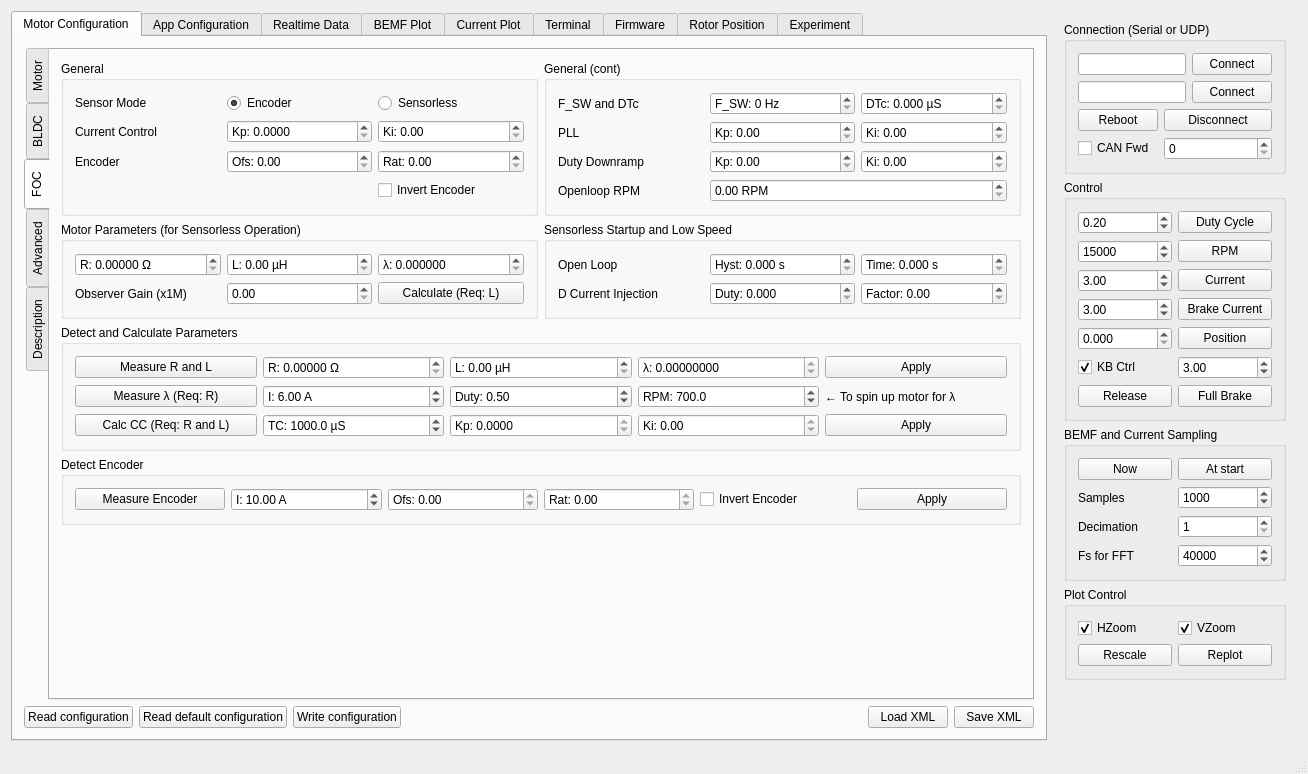
Old version of the form mainwindow.ui in the repository vedderb/bldc-tool.
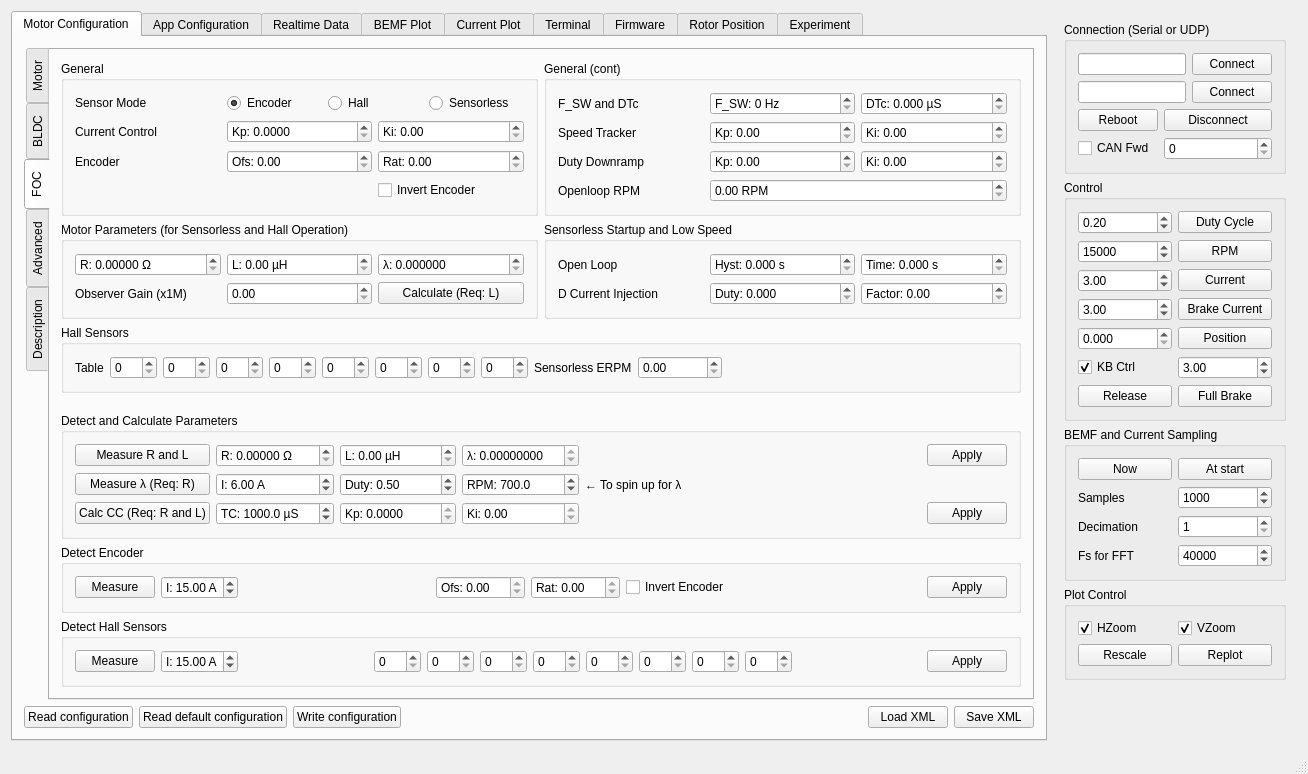
New version of the form. The open tabs and pages were chosen to show the change. Custom widgets are drawn as their Qt base class.

Commit message: FW 2.10 support: Hall sensors for FOC!

```diff
--- a/mainwindow.ui
+++ b/mainwindow.ui
@@ -661,7 +661,7 @@
                    <item>
                     <widget class="QGroupBox" name="groupBox_16">
                      <property name="title">
-                      <string>Commutation mode</string>
+                      <string>Commutation Mode</string>
                      </property>
                      <property name="checkable">
                       <bool>false</bool>
@@ -846,7 +846,7 @@
               <item>
                <widget class="QGroupBox" name="groupBox_12">
                 <property name="title">
-                 <string>Hall sensors</string>
+                 <string>Hall Sensors</string>
                 </property>
                 <layout class="QVBoxLayout" name="verticalLayout_20">
                  <item>
@@ -1150,6 +1150,16 @@
                    <string>General</string>
                   </property>
                   <layout class="QGridLayout" name="gridLayout_39">
+                   <item row="4" column="3">
+                    <widget class="QDoubleSpinBox" name="mcconfFocEncoderRatioBox">
+                     <property name="prefix">
+                      <string>Rat: </string>
+                     </property>
+                     <property name="maximum">
+                      <double>500.000000000000000</double>
+                     </property>
+                    </widget>
+                   </item>
                    <item row="2" column="0">
                     <widget class="QLabel" name="label_89">
                      <property name="text">
@@ -1157,7 +1167,7 @@
                      </property>
                     </widget>
                    </item>
-                   <item row="2" column="1">
+                   <item row="2" column="2">
                     <widget class="QDoubleSpinBox" name="mcconfFocCurrKpBox">
                      <property name="prefix">
                       <string>Kp: </string>
@@ -1173,7 +1183,7 @@
                      </property>
                     </widget>
                    </item>
-                   <item row="2" column="2">
+                   <item row="2" column="3">
                     <widget class="QDoubleSpinBox" name="mcconfFocCurrKiBox">
                      <property name="prefix">
                       <string>Ki: </string>
@@ -1190,7 +1200,7 @@
                      </property>
                     </widget>
                    </item>
-                   <item row="4" column="1">
+                   <item row="4" column="2">
                     <widget class="QDoubleSpinBox" name="mcconfFocEncoderOffsetBox">
                      <property name="prefix">
                       <string>Ofs: </string>
@@ -1200,13 +1210,6 @@
                      </property>
                     </widget>
                    </item>
-                   <item row="0" column="2">
-                    <widget class="QRadioButton" name="mcconfFocModeSensorlessButton">
-                     <property name="text">
-                      <string>Sensorless</string>
-                     </property>
-                    </widget>
-                   </item>
                    <item row="0" column="0">
                     <widget class="QLabel" name="label_101">
                      <property name="text">
@@ -1214,33 +1217,41 @@
                      </property>
                     </widget>
                    </item>
-                   <item row="0" column="1">
-                    <widget class="QRadioButton" name="mcconfFocModeEncoderButton">
-                     <property name="text">
-                      <string>Encoder</string>
-                     </property>
-                     <property name="checked">
-                      <bool>true</bool>
-                     </property>
-                    </widget>
-                   </item>
-                   <item row="4" column="2">
-                    <widget class="QDoubleSpinBox" name="mcconfFocEncoderRatioBox">
-                     <property name="prefix">
-                      <string>Rat: </string>
-                     </property>
-                     <property name="maximum">
-                      <double>500.000000000000000</double>
-                     </property>
-                    </widget>
-                   </item>
-                   <item row="5" column="2">
+                   <item row="5" column="3">
                     <widget class="QCheckBox" name="mcconfFocEncoderInvertedBox">
                      <property name="text">
                       <string>Invert Encoder</string>
                      </property>
                     </widget>
                    </item>
+                   <item row="0" column="2" colspan="2">
+                    <layout class="QHBoxLayout" name="horizontalLayout_26">
+                     <item>
+                      <widget class="QRadioButton" name="mcconfFocModeEncoderButton">
+                       <property name="text">
+                        <string>Encoder</string>
+                       </property>
+                       <property name="checked">
+                        <bool>true</bool>
+                       </property>
+                      </widget>
+                     </item>
+                     <item>
+                      <widget class="QRadioButton" name="mcconfFocModeHallButton">
+                       <property name="text">
+                        <string>Hall</string>
+                       </property>
+                      </widget>
+                     </item>
+                     <item>
+                      <widget class="QRadioButton" name="mcconfFocModeSensorlessButton">
+                       <property name="text">
+                        <string>Sensorless</string>
+                       </property>
+                      </widget>
+                     </item>
+                    </layout>
+                   </item>
                   </layout>
                  </widget>
                 </item>
@@ -1303,7 +1314,7 @@
                    <item row="5" column="0">
                     <widget class="QLabel" name="label_90">
                      <property name="text">
-                      <string>PLL</string>
+                      <string>Speed Tracker</string>
                      </property>
                     </widget>
                    </item>
@@ -1390,7 +1401,7 @@
                 <item row="1" column="0">
                  <widget class="QGroupBox" name="groupBox_40">
                   <property name="title">
-                   <string>Motor Parameters (for Sensorless Operation)</string>
+                   <string>Motor Parameters (for Sensorless and Hall Operation)</string>
                   </property>
                   <layout class="QGridLayout" name="gridLayout_41">
                    <item row="4" column="1">
@@ -1570,12 +1581,148 @@
                   </layout>
                  </widget>
                 </item>
-                <item row="2" column="0" colspan="2">
+               </layout>
+              </item>
+              <item>
+               <widget class="QGroupBox" name="groupBox_46">
+                <property name="title">
+                 <string>Hall Sensors</string>
+                </property>
+                <layout class="QHBoxLayout" name="horizontalLayout_45">
+                 <item>
+                  <widget class="QLabel" name="label_95">
+                   <property name="text">
+                    <string>Table</string>
+                   </property>
+                  </widget>
+                 </item>
+                 <item>
+                  <widget class="QSpinBox" name="mcconfFocHallTab0Box">
+                   <property name="maximum">
+                    <number>255</number>
+                   </property>
+                  </widget>
+                 </item>
+                 <item>
+                  <widget class="QSpinBox" name="mcconfFocHallTab1Box">
+                   <property name="maximum">
+                    <number>255</number>
+                   </property>
+                  </widget>
+                 </item>
+                 <item>
+                  <widget class="QSpinBox" name="mcconfFocHallTab2Box">
+                   <property name="maximum">
+                    <number>255</number>
+                   </property>
+                  </widget>
+                 </item>
+                 <item>
+                  <widget class="QSpinBox" name="mcconfFocHallTab3Box">
+                   <property name="maximum">
+                    <number>255</number>
+                   </property>
+                  </widget>
+                 </item>
+                 <item>
+                  <widget class="QSpinBox" name="mcconfFocHallTab4Box">
+                   <property name="maximum">
+                    <number>255</number>
+                   </property>
+                  </widget>
+                 </item>
+                 <item>
+                  <widget class="QSpinBox" name="mcconfFocHallTab5Box">
+                   <property name="maximum">
+                    <number>255</number>
+                   </property>
+                  </widget>
+                 </item>
+                 <item>
+                  <widget class="QSpinBox" name="mcconfFocHallTab6Box">
+                   <property name="maximum">
+                    <number>255</number>
+                   </property>
+                  </widget>
+                 </item>
+                 <item>
+                  <widget class="QSpinBox" name="mcconfFocHallTab7Box">
+                   <property name="maximum">
+                    <number>255</number>
+                   </property>
+                  </widget>
+                 </item>
+                 <item>
+                  <widget class="QLabel" name="label_96">
+                   <property name="text">
+                    <string>Sensorless ERPM</string>
+                   </property>
+                  </widget>
+                 </item>
+                 <item>
+                  <widget class="QDoubleSpinBox" name="mcconfFocHallErpmBox">
+                   <property name="toolTip">
+                    <string>&lt;html&gt;&lt;head/&gt;&lt;body&gt;&lt;p&gt;ERPM above which the hall sensors will be ignored and only the observer is used.&lt;/p&gt;&lt;/body&gt;&lt;/html&gt;</string>
+                   </property>
+                   <property name="maximum">
+                    <double>200000.000000000000000</double>
+                   </property>
+                   <property name="singleStep">
+                    <double>10.000000000000000</double>
+                   </property>
+                  </widget>
+                 </item>
+                 <item>
+                  <spacer name="horizontalSpacer_23">
+                   <property name="orientation">
+                    <enum>Qt::Horizontal</enum>
+                   </property>
+                   <property name="sizeHint" stdset="0">
+                    <size>
+                     <width>40</width>
+                     <height>20</height>
+                    </size>
+                   </property>
+                  </spacer>
+                 </item>
+                </layout>
+               </widget>
+              </item>
+              <item>
+               <spacer name="verticalSpacer_17">
+                <property name="orientation">
+                 <enum>Qt::Vertical</enum>
+                </property>
+                <property name="sizeType">
+                 <enum>QSizePolicy::Expanding</enum>
+                </property>
+                <property name="sizeHint" stdset="0">
+                 <size>
+                  <width>20</width>
+                  <height>20</height>
+                 </size>
+                </property>
+               </spacer>
+              </item>
+              <item>
                  <widget class="QGroupBox" name="groupBox_44">
                   <property name="title">
                    <string>Detect and Calculate Parameters</string>
                   </property>
                   <layout class="QGridLayout" name="gridLayout_45">
+                 <item row="0" column="4">
+                  <spacer name="horizontalSpacer_29">
+                   <property name="orientation">
+                    <enum>Qt::Horizontal</enum>
+                   </property>
+                   <property name="sizeHint" stdset="0">
+                    <size>
+                     <width>40</width>
+                     <height>20</height>
+                    </size>
+                   </property>
+                  </spacer>
+                 </item>
                    <item row="3" column="1">
                     <widget class="QDoubleSpinBox" name="mcconfFocCalcCCTcBox">
                      <property name="prefix">
@@ -1598,66 +1745,6 @@
                      </property>
                     </widget>
                    </item>
-                   <item row="2" column="2">
-                    <widget class="QDoubleSpinBox" name="mcconfFocDetectDutyBox">
-                     <property name="toolTip">
-                      <string>For measuring flux linkage:  Duty cycle to measure flux linkage at.</string>
-                     </property>
-                     <property name="prefix">
-                      <string>Duty: </string>
-                     </property>
-                     <property name="maximum">
-                      <double>1.000000000000000</double>
-                     </property>
-                     <property name="singleStep">
-                      <double>0.010000000000000</double>
-                     </property>
-                     <property name="value">
-                      <double>0.500000000000000</double>
-                     </property>
-                    </widget>
-                   </item>
-                   <item row="2" column="1">
-                    <widget class="QDoubleSpinBox" name="mcconfFocDetectCurrentBox">
-                     <property name="toolTip">
-                      <string>For measuring flux linkage:  The current to use.</string>
-                     </property>
-                     <property name="prefix">
-                      <string>I: </string>
-                     </property>
-                     <property name="suffix">
-                      <string> A</string>
-                     </property>
-                     <property name="maximum">
-                      <double>150.000000000000000</double>
-                     </property>
-                     <property name="value">
-                      <double>6.000000000000000</double>
-                     </property>
-                    </widget>
-                   </item>
-                   <item row="2" column="3">
-                    <widget class="QDoubleSpinBox" name="mcconfFocDetectMinRpmBox">
-                     <property name="toolTip">
-                      <string>For measuring flux linkage: The minimum RPM to start the motor with.</string>
-                     </property>
-                     <property name="prefix">
-                      <string>RPM: </string>
-                     </property>
-                     <property name="decimals">
-                      <number>1</number>
-                     </property>
-                     <property name="maximum">
-                      <double>10000.000000000000000</double>
-                     </property>
-                     <property name="singleStep">
-                      <double>10.000000000000000</double>
-                     </property>
-                     <property name="value">
-                      <double>700.000000000000000</double>
-                     </property>
-                    </widget>
-                   </item>
                    <item row="2" column="0">
                     <widget class="QPushButton" name="mcconfFocMeasureLinkageButton">
                      <property name="toolTip">
@@ -1710,6 +1797,13 @@
                      </property>
                     </widget>
                    </item>
+                 <item row="0" column="5">
+                  <widget class="QPushButton" name="mcconfFocApplyRLLambdaButton">
+                   <property name="text">
+                    <string>Apply</string>
+                   </property>
+                  </widget>
+                 </item>
                    <item row="3" column="0">
                     <widget class="QPushButton" name="mcconfFocCalcCCButton">
                      <property name="toolTip">
@@ -1720,42 +1814,35 @@
                      </property>
                     </widget>
                    </item>
-                   <item row="0" column="3">
-                    <widget class="QDoubleSpinBox" name="mcconfFocDetectLinkageBox">
-                     <property name="readOnly">
-                      <bool>true</bool>
-                     </property>
-                     <property name="prefix">
-                      <string>λ: </string>
-                     </property>
-                     <property name="decimals">
-                      <number>8</number>
-                     </property>
-                     <property name="maximum">
-                      <double>100.000000000000000</double>
-                     </property>
-                     <property name="singleStep">
-                      <double>0.000100000000000</double>
-                     </property>
-                     <property name="value">
-                      <double>0.000000000000000</double>
-                     </property>
-                    </widget>
-                   </item>
-                   <item row="0" column="4">
-                    <widget class="QPushButton" name="mcconfFocApplyRLLambdaButton">
-                     <property name="text">
-                      <string>Apply</string>
-                     </property>
-                    </widget>
-                   </item>
-                   <item row="3" column="4">
+                 <item row="3" column="5">
                     <widget class="QPushButton" name="mcconfFocCalcCCApplyButton">
                      <property name="text">
                       <string>Apply</string>
                      </property>
                     </widget>
                    </item>
+                 <item row="0" column="3">
+                  <widget class="QDoubleSpinBox" name="mcconfFocDetectLinkageBox">
+                   <property name="readOnly">
+                    <bool>true</bool>
+                   </property>
+                   <property name="prefix">
+                    <string>λ: </string>
+                   </property>
+                   <property name="decimals">
+                    <number>8</number>
+                   </property>
+                   <property name="maximum">
+                    <double>100.000000000000000</double>
+                   </property>
+                   <property name="singleStep">
+                    <double>0.000100000000000</double>
+                   </property>
+                   <property name="value">
+                    <double>0.000000000000000</double>
+                   </property>
+                  </widget>
+                 </item>
                    <item row="3" column="3">
                     <widget class="QDoubleSpinBox" name="mcconfFocCalcKiBox">
                      <property name="readOnly">
@@ -1769,13 +1856,6 @@
                      </property>
                     </widget>
                    </item>
-                   <item row="2" column="4">
-                    <widget class="QLabel" name="label_93">
-                     <property name="text">
-                      <string>← To spin up motor for λ</string>
-                     </property>
-                    </widget>
-                   </item>
                    <item row="3" column="2">
                     <widget class="QDoubleSpinBox" name="mcconfFocCalcKpBox">
                      <property name="readOnly">
@@ -1795,10 +1875,77 @@
                      </property>
                     </widget>
                    </item>
+                 <item row="2" column="1">
+                  <widget class="QDoubleSpinBox" name="mcconfFocDetectCurrentBox">
+                   <property name="toolTip">
+                    <string>For measuring flux linkage:  The current to use.</string>
+                   </property>
+                   <property name="prefix">
+                    <string>I: </string>
+                   </property>
+                   <property name="suffix">
+                    <string> A</string>
+                   </property>
+                   <property name="maximum">
+                    <double>150.000000000000000</double>
+                   </property>
+                   <property name="value">
+                    <double>6.000000000000000</double>
+                   </property>
+                  </widget>
+                 </item>
+                 <item row="2" column="4">
+                  <widget class="QLabel" name="label_93">
+                   <property name="text">
+                    <string>← To spin up for λ</string>
+                   </property>
+                  </widget>
+                 </item>
+                 <item row="2" column="2">
+                  <widget class="QDoubleSpinBox" name="mcconfFocDetectDutyBox">
+                   <property name="toolTip">
+                    <string>For measuring flux linkage:  Duty cycle to measure flux linkage at.</string>
+                   </property>
+                   <property name="prefix">
+                    <string>Duty: </string>
+                   </property>
+                   <property name="maximum">
+                    <double>1.000000000000000</double>
+                   </property>
+                   <property name="singleStep">
+                    <double>0.010000000000000</double>
+                   </property>
+                   <property name="value">
+                    <double>0.500000000000000</double>
+                   </property>
+                  </widget>
+                 </item>
+                 <item row="2" column="3">
+                  <widget class="QDoubleSpinBox" name="mcconfFocDetectMinRpmBox">
+                   <property name="toolTip">
+                    <string>For measuring flux linkage: The minimum RPM to start the motor with.</string>
+                   </property>
+                   <property name="prefix">
+                    <string>RPM: </string>
+                   </property>
+                   <property name="decimals">
+                    <number>1</number>
+                   </property>
+                   <property name="maximum">
+                    <double>10000.000000000000000</double>
+                   </property>
+                   <property name="singleStep">
+                    <double>10.000000000000000</double>
+                   </property>
+                   <property name="value">
+                    <double>700.000000000000000</double>
+                   </property>
+                  </widget>
+                 </item>
                   </layout>
                  </widget>
                 </item>
-                <item row="3" column="0" colspan="2">
+              <item>
                  <widget class="QGroupBox" name="groupBox_42">
                   <property name="title">
                    <string>Detect Encoder</string>
@@ -1810,7 +1957,7 @@
                       <string>&lt;html&gt;&lt;head/&gt;&lt;body&gt;&lt;p&gt;Run the motor slowly in open loop using the selected current and try to figure out the encoder offset and ratio, and whether the encoder is inverted.&lt;/p&gt;&lt;/body&gt;&lt;/html&gt;</string>
                      </property>
                      <property name="text">
-                      <string>Measure Encoder</string>
+                    <string>Measure</string>
                      </property>
                     </widget>
                    </item>
@@ -1823,10 +1970,23 @@
                       <string> A</string>
                      </property>
                      <property name="value">
-                      <double>10.000000000000000</double>
+                    <double>15.000000000000000</double>
                      </property>
                     </widget>
                    </item>
+                 <item>
+                  <spacer name="horizontalSpacer_26">
+                   <property name="orientation">
+                    <enum>Qt::Horizontal</enum>
+                   </property>
+                   <property name="sizeHint" stdset="0">
+                    <size>
+                     <width>40</width>
+                     <height>20</height>
+                    </size>
+                   </property>
+                  </spacer>
+                 </item>
                    <item>
                     <widget class="QDoubleSpinBox" name="mcconfFocMeasureEncoderOffsetBox">
                      <property name="readOnly">
@@ -1860,6 +2020,19 @@
                      </property>
                     </widget>
                    </item>
+                 <item>
+                  <spacer name="horizontalSpacer_27">
+                   <property name="orientation">
+                    <enum>Qt::Horizontal</enum>
+                   </property>
+                   <property name="sizeHint" stdset="0">
+                    <size>
+                     <width>40</width>
+                     <height>20</height>
+                    </size>
+                   </property>
+                  </spacer>
+                 </item>
                    <item>
                     <widget class="QPushButton" name="mcconfFocMeasureEncoderApplyButton">
                      <property name="text">
@@ -1870,23 +2043,123 @@
                   </layout>
                  </widget>
                 </item>
-               </layout>
-              </item>
-              <item>
-               <spacer name="verticalSpacer_17">
-                <property name="orientation">
-                 <enum>Qt::Vertical</enum>
-                </property>
-                <property name="sizeType">
-                 <enum>QSizePolicy::Expanding</enum>
-                </property>
-                <property name="sizeHint" stdset="0">
-                 <size>
-                  <width>20</width>
-                  <height>20</height>
-                 </size>
-                </property>
-               </spacer>
+              <item>
+               <widget class="QGroupBox" name="groupBox_45">
+                <property name="title">
+                 <string>Detect Hall Sensors</string>
+                </property>
+                <layout class="QHBoxLayout" name="horizontalLayout_38">
+                 <item>
+                  <widget class="QPushButton" name="mcconfFocMeasureHallButton">
+                   <property name="text">
+                    <string>Measure</string>
+                   </property>
+                  </widget>
+                 </item>
+                 <item>
+                  <widget class="QDoubleSpinBox" name="mcconfFocMeasureHallCurrentBox">
+                   <property name="prefix">
+                    <string>I: </string>
+                   </property>
+                   <property name="suffix">
+                    <string> A</string>
+                   </property>
+                   <property name="value">
+                    <double>15.000000000000000</double>
+                   </property>
+                  </widget>
+                 </item>
+                 <item>
+                  <spacer name="horizontalSpacer_25">
+                   <property name="orientation">
+                    <enum>Qt::Horizontal</enum>
+                   </property>
+                   <property name="sizeHint" stdset="0">
+                    <size>
+                     <width>40</width>
+                     <height>20</height>
+                    </size>
+                   </property>
+                  </spacer>
+                 </item>
+                 <item>
+                  <widget class="QSpinBox" name="mcconfFocMeasureHallTab0Box">
+                   <property name="maximum">
+                    <number>255</number>
+                   </property>
+                  </widget>
+                 </item>
+                 <item>
+                  <widget class="QSpinBox" name="mcconfFocMeasureHallTab1Box">
+                   <property name="maximum">
+                    <number>255</number>
+                   </property>
+                  </widget>
+                 </item>
+                 <item>
+                  <widget class="QSpinBox" name="mcconfFocMeasureHallTab2Box">
+                   <property name="maximum">
+                    <number>255</number>
+                   </property>
+                  </widget>
+                 </item>
+                 <item>
+                  <widget class="QSpinBox" name="mcconfFocMeasureHallTab3Box">
+                   <property name="maximum">
+                    <number>255</number>
+                   </property>
+                  </widget>
+                 </item>
+                 <item>
+                  <widget class="QSpinBox" name="mcconfFocMeasureHallTab4Box">
+                   <property name="maximum">
+                    <number>255</number>
+                   </property>
+                  </widget>
+                 </item>
+                 <item>
+                  <widget class="QSpinBox" name="mcconfFocMeasureHallTab5Box">
+                   <property name="maximum">
+                    <number>255</number>
+                   </property>
+                  </widget>
+                 </item>
+                 <item>
+                  <widget class="QSpinBox" name="mcconfFocMeasureHallTab6Box">
+                   <property name="maximum">
+                    <number>255</number>
+                   </property>
+                  </widget>
+                 </item>
+                 <item>
+                  <widget class="QSpinBox" name="mcconfFocMeasureHallTab7Box">
+                   <property name="maximum">
+                    <number>255</number>
+                   </property>
+                  </widget>
+                 </item>
+                 <item>
+                  <spacer name="horizontalSpacer_24">
+                   <property name="orientation">
+                    <enum>Qt::Horizontal</enum>
+                   </property>
+                   <property name="sizeHint" stdset="0">
+                    <size>
+                     <width>40</width>
+                     <height>20</height>
+                    </size>
+                   </property>
+                  </spacer>
+                 </item>
+                 <item>
+                  <widget class="QPushButton" name="mcconfFocMeasureHallApplyButton">
+                   <property name="text">
+                    <string>Apply</string>
+                   </property>
+                  </widget>
+                 </item>
+                </layout>
+               </widget>
               </item>
              </layout>
             </widget>
@@ -1958,7 +2231,7 @@
                    <item row="0" column="0">
                     <widget class="QLabel" name="label_34">
                      <property name="text">
-                      <string>Startup boost</string>
+                      <string>Startup boost (BLDC only)</string>
                      </property>
                     </widget>
                    </item>
@@ -2008,25 +2281,21 @@
                      </property>
                     </widget>
                    </item>
-                   <item row="3" column="0">
-                    <widget class="QLabel" name="label_69">
-                     <property name="text">
-                      <string>Max ramp step (at 1 kHz)</string>
-                     </property>
-                    </widget>
-                   </item>
                    <item row="3" column="1">
-                    <widget class="QDoubleSpinBox" name="mcconfCcMaxRampStepBox">
-                     <property name="decimals">
-                      <number>4</number>
+                    <spacer name="verticalSpacer_16">
+                     <property name="orientation">
+                      <enum>Qt::Vertical</enum>
                      </property>
-                     <property name="maximum">
-                      <double>50.000000000000000</double>
+                     <property name="sizeType">
+                      <enum>QSizePolicy::Preferred</enum>
                      </property>
-                     <property name="singleStep">
-                      <double>0.010000000000000</double>
+                     <property name="sizeHint" stdset="0">
+                      <size>
+                       <width>20</width>
+                       <height>25</height>
+                      </size>
                      </property>
-                    </widget>
+                    </spacer>
                    </item>
                   </layout>
                  </widget>
@@ -2034,7 +2303,7 @@
                 <item>
                  <widget class="QGroupBox" name="groupBox_37">
                   <property name="title">
-                   <string>Backoff and ramping</string>
+                   <string>Backoff and ramping (DC and BLDC only)</string>
                   </property>
                   <property name="flat">
                    <bool>false</bool>
@@ -2094,21 +2363,25 @@
                      </property>
                     </widget>
                    </item>
+                   <item row="3" column="1">
+                    <widget class="QDoubleSpinBox" name="mcconfCcMaxRampStepBox">
+                     <property name="decimals">
+                      <number>4</number>
+                     </property>
+                     <property name="maximum">
+                      <double>50.000000000000000</double>
+                     </property>
+                     <property name="singleStep">
+                      <double>0.010000000000000</double>
+                     </property>
+                    </widget>
+                   </item>
                    <item row="3" column="0">
-                    <spacer name="verticalSpacer_16">
-                     <property name="orientation">
-                      <enum>Qt::Vertical</enum>
+                    <widget class="QLabel" name="label_69">
+                     <property name="text">
+                      <string>Max current ramp step (at 1 kHz)</string>
                      </property>
-                     <property name="sizeType">
-                      <enum>QSizePolicy::Preferred</enum>
-                     </property>
-                     <property name="sizeHint" stdset="0">
-                      <size>
-                       <width>20</width>
-                       <height>25</height>
-                      </size>
-                     </property>
-                    </spacer>
+                    </widget>
                    </item>
                   </layout>
                  </widget>
```
Left out of the diff: 1 changed line with no effect on the pictures. Lines whose indentation alone changed are shown as unchanged. The commit also changes 23 other files.
